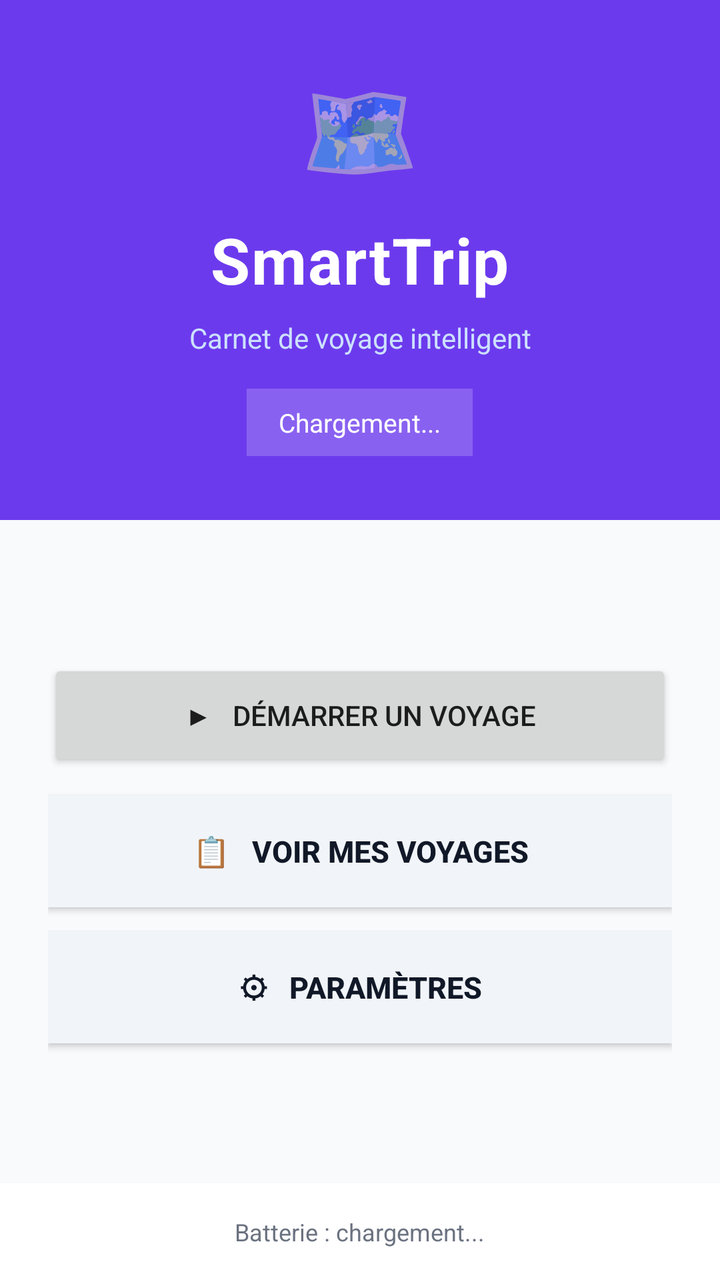
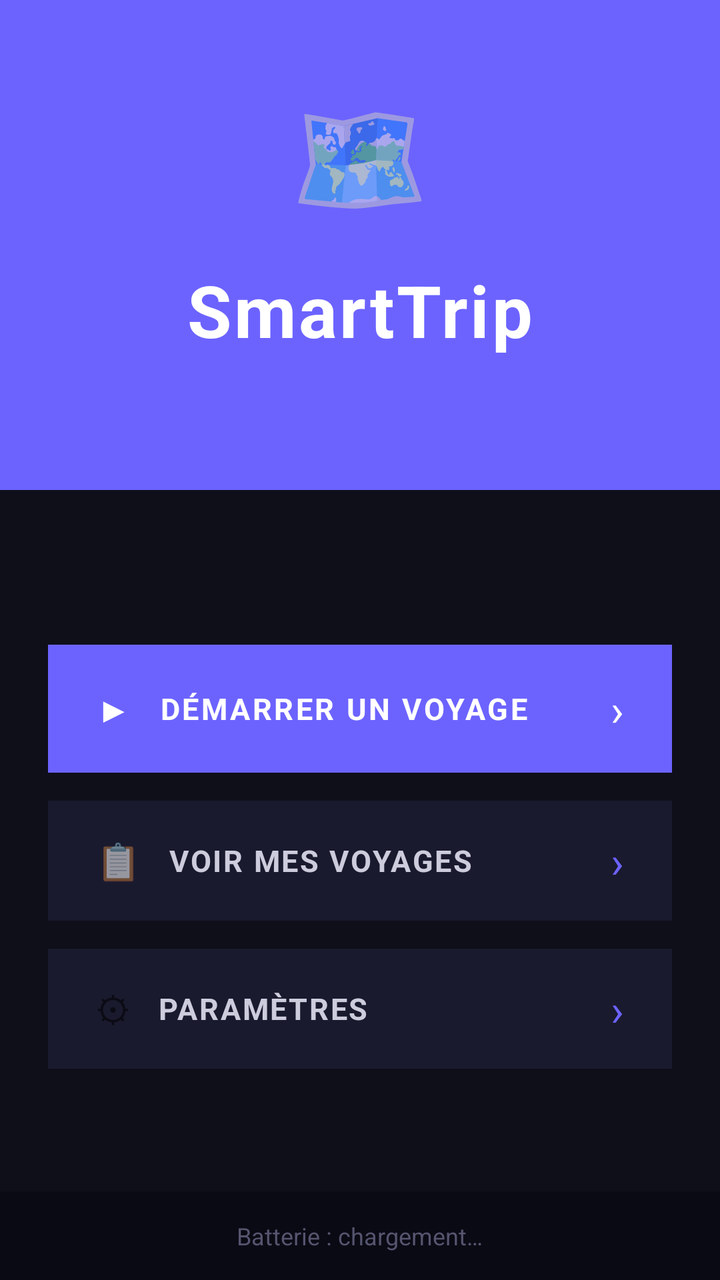

Two renders of the same Android screen: before a commit and after it. Below are the layout's source before the change and the commit's diff.
<!-- AndroidManifest.xml: application theme Theme.SmartTrip -->
<!-- res/layout/activity_main.xml -->
<?xml version="1.0" encoding="utf-8"?>
<LinearLayout xmlns:android="http://schemas.android.com/apk/res/android"
    android:layout_width="match_parent"
    android:layout_height="match_parent"
    android:orientation="vertical"
    android:background="@color/background">

    
    <LinearLayout
        android:layout_width="match_parent"
        android:layout_height="wrap_content"
        android:background="@color/primary"
        android:orientation="vertical"
        android:padding="32dp"
        android:paddingTop="48dp"
        android:paddingBottom="32dp"
        android:gravity="center">

        <TextView
            android:layout_width="wrap_content"
            android:layout_height="wrap_content"
            android:text="🗺️"
            android:textSize="48sp"
            android:layout_marginBottom="12dp" />

        <TextView
            android:layout_width="wrap_content"
            android:layout_height="wrap_content"
            android:text="SmartTrip"
            android:textSize="32sp"
            android:textStyle="bold"
            android:textColor="@color/white"
            android:letterSpacing="0.02"
            android:layout_marginBottom="8dp" />

        <TextView
            android:layout_width="wrap_content"
            android:layout_height="wrap_content"
            android:text="Carnet de voyage intelligent"
            android:textSize="14sp"
            android:textColor="#CCE0FF"
            android:gravity="center"
            android:layout_marginBottom="16dp" />

        
        <LinearLayout
            android:layout_width="wrap_content"
            android:layout_height="wrap_content"
            android:background="#33FFFFFF"
            android:paddingStart="16dp"
            android:paddingEnd="16dp"
            android:paddingTop="8dp"
            android:paddingBottom="8dp">

            <TextView
                android:id="@+id/tvStatsCloud"
                android:layout_width="wrap_content"
                android:layout_height="wrap_content"
                android:text="Chargement..."
                android:textSize="13sp"
                android:textColor="@color/white" />
        </LinearLayout>

    </LinearLayout>

    
    <LinearLayout
        android:layout_width="match_parent"
        android:layout_height="0dp"
        android:layout_weight="1"
        android:orientation="vertical"
        android:padding="24dp"
        android:gravity="center_vertical">

        <Button
            android:id="@+id/btnStartTrip"
            android:layout_width="match_parent"
            android:layout_height="56dp"
            android:text="▶   Démarrer un voyage"
            android:layout_marginBottom="12dp" />

        <Button
            android:id="@+id/btnViewTrips"
            android:layout_width="match_parent"
            android:layout_height="56dp"
            android:text="📋   Voir mes voyages"
            style="@style/Widget.SmartTrip.Button.Secondary"
            android:layout_marginBottom="12dp" />

        <Button
            android:id="@+id/btnSettings"
            android:layout_width="match_parent"
            android:layout_height="56dp"
            android:text="⚙   Paramètres"
            style="@style/Widget.SmartTrip.Button.Secondary" />

    </LinearLayout>

    
    <LinearLayout
        android:layout_width="match_parent"
        android:layout_height="wrap_content"
        android:background="@color/surface"
        android:padding="16dp"
        android:gravity="center">

        <TextView
            android:id="@+id/tvBatteryStatus"
            android:layout_width="wrap_content"
            android:layout_height="wrap_content"
            android:text="Batterie : chargement..."
            android:textSize="12sp"
            android:textColor="@color/text_muted" />
    </LinearLayout>

</LinearLayout>
<!-- resources referenced by this layout -->
<resources>
  <color name="background">#F8FAFC</color>
  <color name="primary">#6C3AED</color>
  <color name="surface">#FFFFFF</color>
  <color name="text_muted">#6B7280</color>
  <color name="white">#FFFFFF</color>
  <style name="Widget.SmartTrip.Button.Secondary">
          <item name="android:background">@color/surface_alt</item>
          <item name="android:textColor">@color/text_primary</item>
      </style>
  <style name="Theme.SmartTrip" parent="Theme.AppCompat.Light.NoActionBar">
          <item name="colorPrimary">@color/primary</item>
          <item name="colorPrimaryDark">@color/primary_dark</item>
          <item name="colorAccent">@color/primary</item>
          <item name="android:windowBackground">@color/background</item>
          <item name="android:statusBarColor">@color/primary_dark</item>
      </style>
  <color name="surface_alt">#F1F5F9</color>
  <color name="text_primary">#111827</color>
  <color name="primary_dark">#5B21B6</color>
</resources>

<!-- the commit's change to res/layout/activity_main.xml (unified diff, before → after) -->
@@ -1,116 +1,41 @@
-<?xml version="1.0" encoding="utf-8"?>
-<LinearLayout xmlns:android="http://schemas.android.com/apk/res/android"
-    android:layout_width="match_parent"
-    android:layout_height="match_parent"
-    android:orientation="vertical"
-    android:background="@color/background">
-
+<LinearLayout xmlns:android="http://schemas.android.com/apk/res/android" android:layout_width="match_parent" android:layout_height="match_parent" android:orientation="vertical" android:background="#0F0F1A">
     
-    <LinearLayout
-        android:layout_width="match_parent"
-        android:layout_height="wrap_content"
-        android:background="@color/primary"
-        android:orientation="vertical"
-        android:padding="32dp"
-        android:paddingTop="48dp"
-        android:paddingBottom="32dp"
-        android:gravity="center">
-
-        <TextView
-            android:layout_width="wrap_content"
-            android:layout_height="wrap_content"
-            android:text="🗺️"
-            android:textSize="48sp"
-            android:layout_marginBottom="12dp" />
-
-        <TextView
-            android:layout_width="wrap_content"
-            android:layout_height="wrap_content"
-            android:text="SmartTrip"
-            android:textSize="32sp"
-            android:textStyle="bold"
-            android:textColor="@color/white"
-            android:letterSpacing="0.02"
-            android:layout_marginBottom="8dp" />
-
-        <TextView
-            android:layout_width="wrap_content"
-            android:layout_height="wrap_content"
-            android:text="Carnet de voyage intelligent"
-            android:textSize="14sp"
-            android:textColor="#CCE0FF"
-            android:gravity="center"
-            android:layout_marginBottom="16dp" />
-
+    <LinearLayout android:layout_width="match_parent" android:layout_height="0dp" android:layout_weight="1.4" android:orientation="vertical" android:gravity="center" android:paddingTop="40dp" android:paddingBottom="32dp" android:paddingStart="28dp" android:paddingEnd="28dp" android:background="#6C63FF">
         
-        <LinearLayout
-            android:layout_width="wrap_content"
-            android:layout_height="wrap_content"
-            android:background="#33FFFFFF"
-            android:paddingStart="16dp"
-            android:paddingEnd="16dp"
-            android:paddingTop="8dp"
-            android:paddingBottom="8dp">
-
-            <TextView
-                android:id="@+id/tvStatsCloud"
-                android:layout_width="wrap_content"
-                android:layout_height="wrap_content"
-                android:text="Chargement..."
-                android:textSize="13sp"
-                android:textColor="@color/white" />
+        <TextView android:layout_width="wrap_content" android:layout_height="wrap_content" android:text="🗺️" android:textSize="56sp" android:layout_marginBottom="16dp"/>
+        
+        <TextView android:layout_width="wrap_content" android:layout_height="wrap_content" android:text="SmartTrip" android:textSize="36sp" android:textStyle="bold" android:textColor="#FFFFFF" android:letterSpacing="0.03" android:layout_marginBottom="6dp"/>
+        
+        <TextView android:layout_width="wrap_content" android:layout_height="wrap_content" android:text="Carnet de voyage intelligent" android:textSize="15sp" android:textColor="#D0CCFF" android:gravity="center" android:layout_marginBottom="24dp"/>
+        
+        <LinearLayout android:layout_width="wrap_content" android:layout_height="wrap_content" android:background="#26FFFFFF" android:paddingStart="20dp" android:paddingEnd="20dp" android:paddingTop="10dp" android:paddingBottom="10dp" android:orientation="horizontal" android:gravity="center_vertical">
+            <TextView android:layout_width="wrap_content" android:layout_height="wrap_content" android:text="☁ " android:textSize="14sp" android:textColor="#FFFFFF"/>
+            <TextView android:id="@+id/tvStatsCloud" android:layout_width="wrap_content" android:layout_height="wrap_content" android:text="Connexion…" android:textSize="14sp" android:textColor="#FFFFFF" android:textStyle="bold"/>
         </LinearLayout>
-
     </LinearLayout>
-
     
-    <LinearLayout
-        android:layout_width="match_parent"
-        android:layout_height="0dp"
-        android:layout_weight="1"
-        android:orientation="vertical"
-        android:padding="24dp"
-        android:gravity="center_vertical">
-
-        <Button
-            android:id="@+id/btnStartTrip"
-            android:layout_width="match_parent"
-            android:layout_height="56dp"
-            android:text="▶   Démarrer un voyage"
-            android:layout_marginBottom="12dp" />
-
-        <Button
-            android:id="@+id/btnViewTrips"
-            android:layout_width="match_parent"
-            android:layout_height="56dp"
-            android:text="📋   Voir mes voyages"
-            style="@style/Widget.SmartTrip.Button.Secondary"
-            android:layout_marginBottom="12dp" />
-
-        <Button
-            android:id="@+id/btnSettings"
-            android:layout_width="match_parent"
-            android:layout_height="56dp"
-            android:text="⚙   Paramètres"
-            style="@style/Widget.SmartTrip.Button.Secondary" />
-
+    <LinearLayout android:layout_width="match_parent" android:layout_height="0dp" android:layout_weight="2" android:orientation="vertical" android:paddingStart="24dp" android:paddingEnd="24dp" android:paddingTop="32dp" android:paddingBottom="16dp" android:gravity="center_vertical" android:background="#0F0F1A">
+        
+        <LinearLayout android:id="@+id/btnStartTrip" android:layout_width="match_parent" android:layout_height="64dp" android:background="#6C63FF" android:orientation="horizontal" android:gravity="center_vertical" android:paddingStart="24dp" android:paddingEnd="24dp" android:layout_marginBottom="14dp" android:clickable="true" android:focusable="true">
+            <TextView android:layout_width="wrap_content" android:layout_height="wrap_content" android:text="▶" android:textSize="18sp" android:textColor="#FFFFFF" android:layout_marginEnd="14dp"/>
+            <TextView android:layout_width="0dp" android:layout_height="wrap_content" android:layout_weight="1" android:text="DÉMARRER UN VOYAGE" android:textSize="15sp" android:textStyle="bold" android:textColor="#FFFFFF" android:letterSpacing="0.08"/>
+            <TextView android:layout_width="wrap_content" android:layout_height="wrap_content" android:text="›" android:textSize="22sp" android:textColor="#FFFFFF"/>
+        </LinearLayout>
+        
+        <LinearLayout android:id="@+id/btnViewTrips" android:layout_width="match_parent" android:layout_height="60dp" android:background="#1A1A2E" android:orientation="horizontal" android:gravity="center_vertical" android:paddingStart="24dp" android:paddingEnd="24dp" android:layout_marginBottom="14dp" android:clickable="true" android:focusable="true">
+            <TextView android:layout_width="wrap_content" android:layout_height="wrap_content" android:text="📋" android:textSize="18sp" android:layout_marginEnd="14dp"/>
+            <TextView android:layout_width="0dp" android:layout_height="wrap_content" android:layout_weight="1" android:text="VOIR MES VOYAGES" android:textSize="15sp" android:textStyle="bold" android:textColor="#CCCCDD" android:letterSpacing="0.06"/>
+            <TextView android:layout_width="wrap_content" android:layout_height="wrap_content" android:text="›" android:textSize="22sp" android:textColor="#6C63FF"/>
+        </LinearLayout>
+        
+        <LinearLayout android:id="@+id/btnSettings" android:layout_width="match_parent" android:layout_height="60dp" android:background="#1A1A2E" android:orientation="horizontal" android:gravity="center_vertical" android:paddingStart="24dp" android:paddingEnd="24dp" android:clickable="true" android:focusable="true">
+            <TextView android:layout_width="wrap_content" android:layout_height="wrap_content" android:text="⚙" android:textSize="18sp" android:layout_marginEnd="14dp"/>
+            <TextView android:layout_width="0dp" android:layout_height="wrap_content" android:layout_weight="1" android:text="PARAMÈTRES" android:textSize="15sp" android:textStyle="bold" android:textColor="#CCCCDD" android:letterSpacing="0.06"/>
+            <TextView android:layout_width="wrap_content" android:layout_height="wrap_content" android:text="›" android:textSize="22sp" android:textColor="#6C63FF"/>
+        </LinearLayout>
     </LinearLayout>
-
     
-    <LinearLayout
-        android:layout_width="match_parent"
-        android:layout_height="wrap_content"
-        android:background="@color/surface"
-        android:padding="16dp"
-        android:gravity="center">
-
-        <TextView
-            android:id="@+id/tvBatteryStatus"
-            android:layout_width="wrap_content"
-            android:layout_height="wrap_content"
-            android:text="Batterie : chargement..."
-            android:textSize="12sp"
-            android:textColor="@color/text_muted" />
+    <LinearLayout android:layout_width="match_parent" android:layout_height="wrap_content" android:background="#0A0A14" android:padding="14dp" android:gravity="center">
+        <TextView android:id="@+id/tvBatteryStatus" android:layout_width="wrap_content" android:layout_height="wrap_content" android:text="Batterie : chargement…" android:textSize="12sp" android:textColor="#555570"/>
     </LinearLayout>
-
 </LinearLayout>
<!-- resource entries referenced after the edit -->
@@ -2,13 +2,6 @@
 <resources>
   <color name="background">#F8FAFC</color>
   <color name="primary">#6C3AED</color>
-  <color name="surface">#FFFFFF</color>
-  <color name="text_muted">#6B7280</color>
-  <color name="white">#FFFFFF</color>
-  <style name="Widget.SmartTrip.Button.Secondary">
-          <item name="android:background">@color/surface_alt</item>
-          <item name="android:textColor">@color/text_primary</item>
-      </style>
   <style name="Theme.SmartTrip" parent="Theme.AppCompat.Light.NoActionBar">
           <item name="colorPrimary">@color/primary</item>
           <item name="colorPrimaryDark">@color/primary_dark</item>
@@ -16,8 +9,6 @@
           <item name="android:windowBackground">@color/background</item>
           <item name="android:statusBarColor">@color/primary_dark</item>
       </style>
-  <color name="surface_alt">#F1F5F9</color>
-  <color name="text_primary">#111827</color>
   <color name="primary_dark">#5B21B6</color>
 </resources>
 
